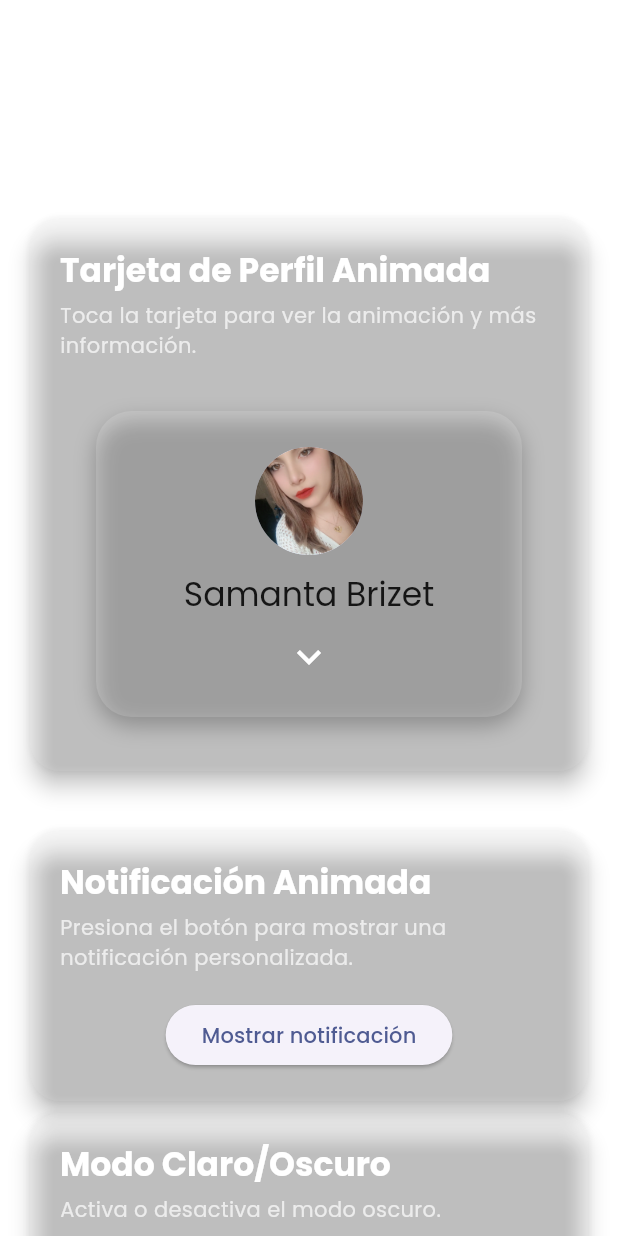
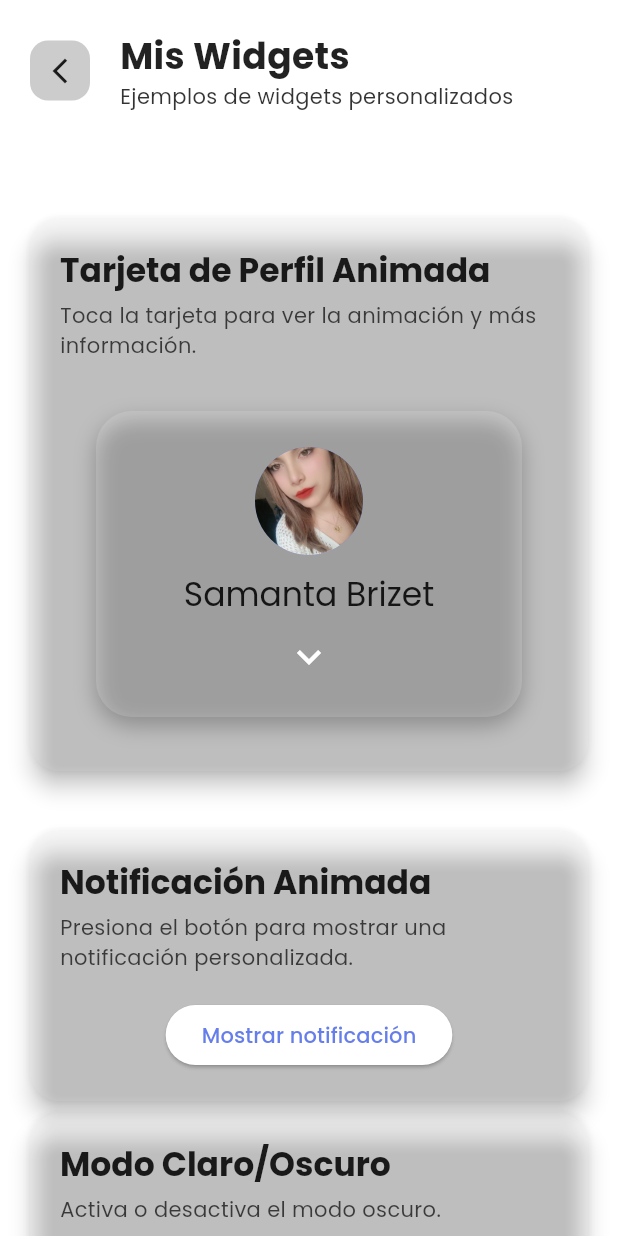
Before and after one commit to SamBrizet/samanta_mogrovejo, a Flutter app: the MyWidgetsPage screen opened by its route, on a phone screen of 412 x 824 dp. Run offline on Flutter 3.47's test engine with Material 3 defaults, Android fonts, the light colour scheme and no system bars; our stand-ins replace google_fonts.

Commit message:
pantalla my-widgets

```diff
--- a/lib/pages/contact_page.dart
+++ b/lib/pages/contact_page.dart
@@ -33,10 +33,11 @@ class _ContactScreenState extends State<ContactScreen>
     },
     {
       'title': 'LinkedIn',
-      'value': '/in/samanta-brizet-mogrovejo-tucto-b57658285/',
+      'value': '/in/samanta-mogrovejo-b57658285/',
       'icon': Icons.business_center_outlined,
       'color': Color(0xFF0077B5),
-      'action': 'https://linkedin.com/in/samanta-brizet-mogrovejo-tucto-b57658285/',
+      'action':  'https://www.linkedin.com/in/samanta-mogrovejo-b57658285/',
+
     },
     {
       'title': 'GitHub',
--- a/lib/pages/education_page.dart
+++ b/lib/pages/education_page.dart
@@ -214,14 +214,14 @@ class _EducationScreenState extends State<EducationScreen>
               Expanded(
                 child: _buildStatItem(
                   '1',
-                  'Título\nUniversitario',
+                  'Título\nTécnico',
                   Color(0xFF3B82F6),
                   Icons.school,
                 ),
               ),
               Expanded(
                 child: _buildStatItem(
-                  '3',
+                  '2',
                   'Certificaciones\nTécnicas',
                   Color(0xFF10B981),
                   Icons.verified,
@@ -229,7 +229,7 @@ class _EducationScreenState extends State<EducationScreen>
               ),
               Expanded(
                 child: _buildStatItem(
-                  '5+',
+                  '4+',
                   'Años de\nEstudio',
                   Color(0xFFFF6B6B),
                   Icons.timeline,
--- a/lib/pages/my_widgets_page.dart
+++ b/lib/pages/my_widgets_page.dart
@@ -65,6 +65,8 @@ class MyWidgetsPage extends StatelessWidget {
   }
 
   Widget _buildHeader(BuildContext context) {
+     final colors = Theme.of(context).colorScheme;
+    final textTheme = Theme.of(context).textTheme;
     return Container(
       padding: EdgeInsets.all(20),
       child: Row(
@@ -75,12 +77,12 @@ class MyWidgetsPage extends StatelessWidget {
               width: 40,
               height: 40,
               decoration: BoxDecoration(
-                color: Colors.white.withOpacity(0.2),
+                color: colors.onSurface.withOpacity(0.2),
                 borderRadius: BorderRadius.circular(12),
               ),
               child: Icon(
                 Icons.arrow_back_ios_new,
-                color: Colors.white,
+                color: colors.onSurface,
                 size: 20,
               ),
             ),
@@ -92,7 +94,7 @@ class MyWidgetsPage extends StatelessWidget {
               Text(
                 'Mis Widgets',
                 style: TextStyle(
-                  color: Colors.white,
+                 color: colors.onSurface,
                   fontSize: 24,
                   fontWeight: FontWeight.bold,
                 ),
@@ -100,7 +102,7 @@ class MyWidgetsPage extends StatelessWidget {
               Text(
                 'Ejemplos de widgets personalizados',
                 style: TextStyle(
-                  color: Colors.white.withOpacity(0.8),
+                  color: colors.onSurface.withOpacity(0.8),
                   fontSize: 14,
                 ),
               ),
@@ -125,6 +127,8 @@ class _WidgetSection extends StatelessWidget {
 
   @override
   Widget build(BuildContext context) {
+    final colors = Theme.of(context).colorScheme;
+    final textTheme = Theme.of(context).textTheme;
     return Card(
       elevation: 6,
       shape: RoundedRectangleBorder(borderRadius: BorderRadius.circular(20)),
@@ -136,13 +140,13 @@ class _WidgetSection extends StatelessWidget {
           children: [
             Text(title,
                 style: Theme.of(context).textTheme.titleLarge?.copyWith(
-                      color: Colors.white,
+                     color: colors.onSurface,
                       fontWeight: FontWeight.bold,
                     )),
             SizedBox(height: 6),
             Text(description,
                 style: Theme.of(context).textTheme.bodyMedium?.copyWith(
-                      color: Colors.white70,
+                       color: colors.onSurface.withOpacity(0.7),
                     )),
             SizedBox(height: 18),
             child,
--- a/lib/theme/app_theme.dart
+++ b/lib/theme/app_theme.dart
@@ -8,7 +8,16 @@ class AppTheme {
   static final ThemeData lightTheme = ThemeData(
     useMaterial3: true,
     primaryColor: AppColors.primary,
-     colorScheme: ColorScheme.fromSeed(seedColor: AppColors.primary),
+    colorScheme: ColorScheme.light(
+      primary: AppColors.primary,
+      secondary: AppColors.secondary,
+      background: AppColors.backgroundLight,
+      surface: Colors.white,
+      onPrimary: Colors.white,
+      onSecondary: Colors.white,
+      onBackground: AppColors.textDark,
+      onSurface: AppColors.textDark,
+    ),
     scaffoldBackgroundColor: AppColors.backgroundLight,
     textTheme: GoogleFonts.poppinsTextTheme().apply(
       bodyColor: AppColors.textDark,
@@ -16,10 +25,43 @@ class AppTheme {
     ),
     appBarTheme: const AppBarTheme(
       backgroundColor: AppColors.primary,
-      foregroundColor: AppColors.textLight,
+      foregroundColor: Colors.white,
       elevation: 0,
     ),
-    iconTheme: const IconThemeData(color: AppColors.textDark),
+    cardTheme: CardTheme(
+      color: Colors.white,
+      elevation: 6,
+      shape: RoundedRectangleBorder(borderRadius: BorderRadius.circular(20)),
+    ),
   );
 
+  static final ThemeData darkTheme = ThemeData(
+    useMaterial3: true,
+    primaryColor: AppColors.primary,
+    colorScheme: ColorScheme.dark(
+      primary: AppColors.primary,
+      secondary: AppColors.secondary,
+      background: AppColors.backgroundDark,
+      surface: Color(0xFF1E1E1E),
+      onPrimary: Colors.white,
+      onSecondary: Colors.white,
+      onBackground: Colors.white,
+      onSurface: Colors.white,
+    ),
+    scaffoldBackgroundColor: AppColors.backgroundDark,
+    textTheme: GoogleFonts.poppinsTextTheme().apply(
+      bodyColor: Colors.white,
+      displayColor: Colors.white,
+    ),
+    appBarTheme: const AppBarTheme(
+      backgroundColor: AppColors.primary,
+      foregroundColor: Colors.white,
+      elevation: 0,
+    ),
+    cardTheme: CardTheme(
+      color: Colors.white.withOpacity(0.08),
+      elevation: 6,
+      shape: RoundedRectangleBorder(borderRadius: BorderRadius.circular(20)),
+    ),
+  );
 }
--- a/lib/theme/colors.dart
+++ b/lib/theme/colors.dart
@@ -1,21 +1,16 @@
 import 'package:flutter/material.dart';
 
 class AppColors {
-  // Gradiente corporativo
   static const Color gradientStart  = Color(0xFF667EEA);
   static const Color gradientMiddle = Color(0xFF764BA2);
   static const Color gradientEnd    = Color(0xFFF093FB);
 
-  // Colores básicos
   static const Color primary   = gradientStart;
   static const Color secondary = Color(0xFF6D83F2);
+
   static const Color backgroundLight = Color(0xFFFFFFFF);
   static const Color backgroundDark  = Color(0xFF121212);
 
-  // Texto
+  static const Color textDark  = Colors.black87;
   static const Color textLight = Colors.white;
-  static const Color textDark  = Colors.black87;
-  static const Color textPrimary = Color(0xFF272727);
-
-  // …añade más si necesitas
 }
--- a/lib/widgets/section_title.dart
+++ b/lib/widgets/section_title.dart
@@ -8,6 +8,8 @@ class SectionTitle extends StatelessWidget {
 
   @override
   Widget build(BuildContext context) {
+     final colors = Theme.of(context).colorScheme;
+    final textTheme = Theme.of(context).textTheme;
     return Padding(
       padding: const EdgeInsets.symmetric(vertical: 24.0),
       child: Text(
@@ -15,7 +17,7 @@ class SectionTitle extends StatelessWidget {
         style: TextStyle(
           fontSize: 28,
           fontWeight: FontWeight.bold,
-          color: AppColors.textPrimary,
+           color: colors.onPrimary,
         ),
         textAlign: TextAlign.center,
       ),
```
Also changed, not shown: 1 other file. Lines whose indentation alone changed are shown as unchanged.
